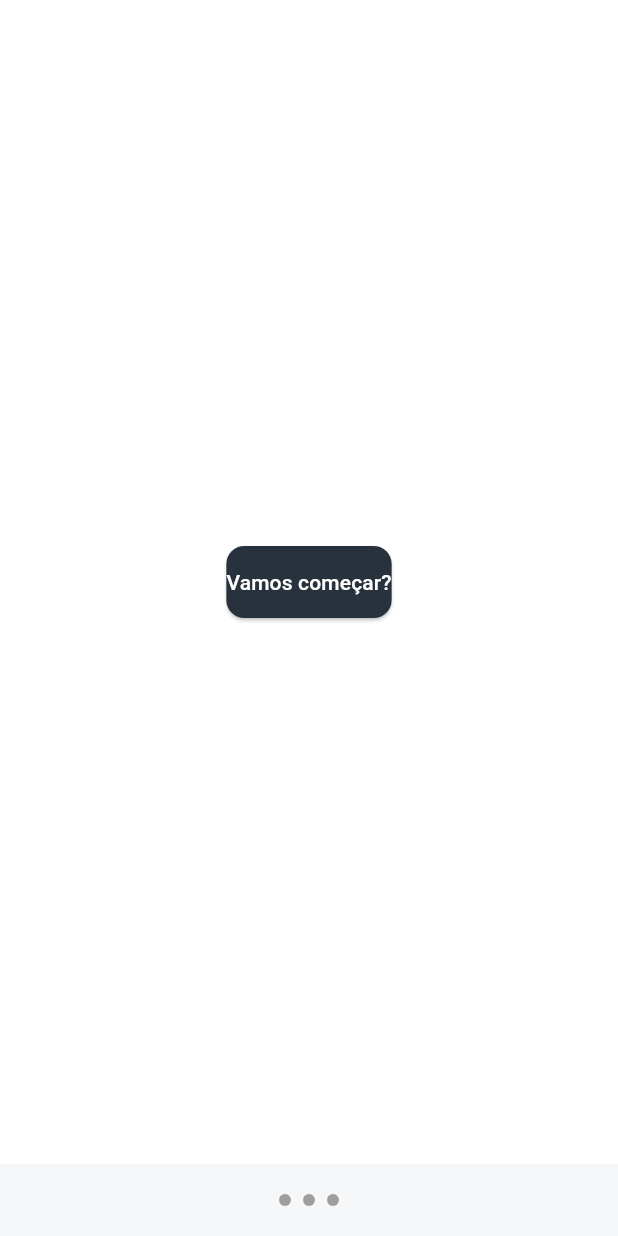
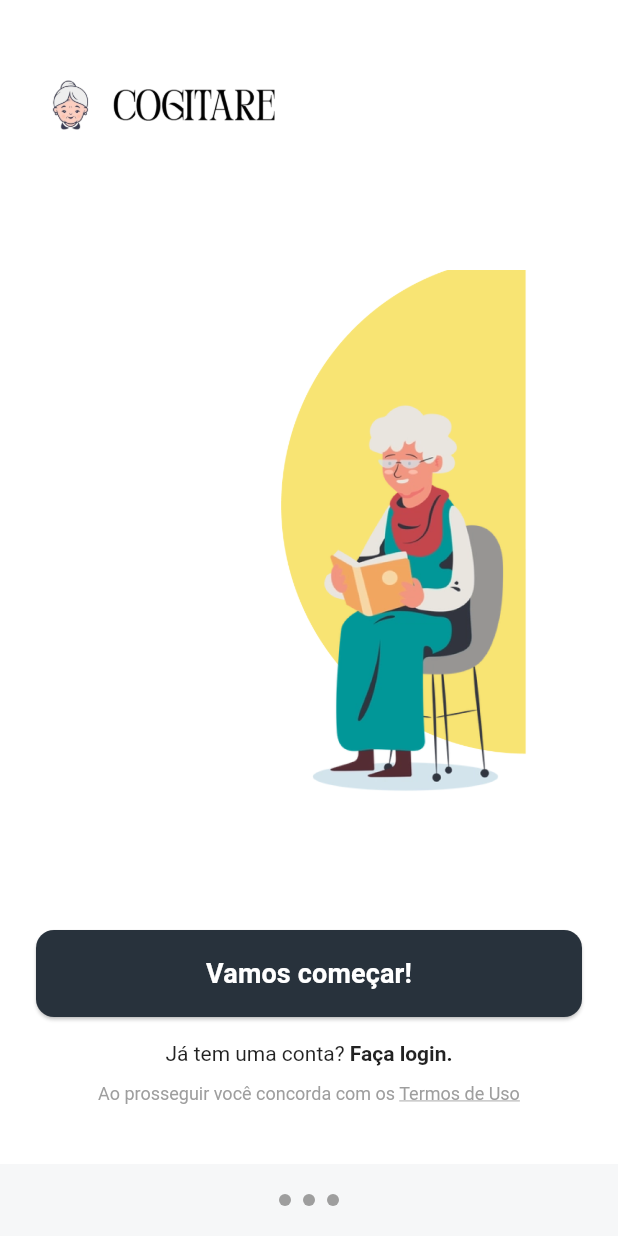
Before and after one commit to JulioFranciscoBernardino/CogitareApp, a Flutter app: the screen it shows after launch, swiped to page 4, on a phone screen of 412 x 824 dp. Run offline on Flutter 3.47's test engine with Material 3 defaults, Android fonts, the phone set to English and light mode, and no system bars; accounts and stored records are empty.

Commit message:
Enhance onboarding flow and add welcome screen
Added a new onboarding welcome screen with custom header, image, and footer. Updated onboarding steps with subtitles and benefits, replaced the final onboarding screen logic, and included the new 'idosa_lendo.png' image asset in both the assets directory and pubspec.yaml.

```diff
--- a/lib/screens/onboarding.dart
+++ b/lib/screens/onboarding.dart
@@ -27,15 +27,24 @@ class _OnboardingScreenState extends State<OnboardingScreen> {
       "image": "assets/images/onboarding1.png"
     },
     {
-      "title": "Organize a rotina e a saúde",
-      "subtitle": "",
-      "benefits": [],
+      "title": "Organize a rotina e a saude",
+      "subtitle":
+          "Lembretes de remédio, agendamentos e o histórico de atendimentos em um só lugar.",
+      "benefits": [
+        "Lembretes automáticos para medicação e consultas.",
+        "Agenda com dias, horários e quem vai cuidar.",
+        "Histórico de serviços e anotações do cuidador."
+      ],
       "image": "assets/images/onboarding2.png"
     },
     {
       "title": "Converse, combine e pague com segurança",
-      "subtitle": "",
-      "benefits": [],
+      "subtitle": "Chat seguro, propostas fáceis e recibos organizados.",
+      "benefits": [
+        "Chat direto com notificações em tempo real.",
+        "Envie proposta, aceite ou recuse em um toque.",
+        "Histórico financeiro e comprovantes de pagamento."
+      ],
       "image": "assets/images/onboarding3.png"
     },
   ];
@@ -49,22 +58,8 @@ class _OnboardingScreenState extends State<OnboardingScreen> {
         itemCount: onboardingData.length + 1, // +1 para tela final
         itemBuilder: (context, index) {
           if (index == onboardingData.length) {
-            // Tela final
-            return Container(
-              color: Colors.white,
-              child: Center(
-                child: ElevatedButton(
-                  onPressed: () {
-                    Navigator.pushReplacement(
-                      context,
-                      MaterialPageRoute(
-                          builder: (_) => const MainSelectionScreen()),
-                    );
-                  },
-                  child: const Text("Vamos começar?"),
-                ),
-              ),
-            );
+            // Tela final - Vamos começar!
+            return _buildWelcomeScreen();
           }
 
           final data = onboardingData[index];
@@ -96,7 +91,7 @@ class _OnboardingScreenState extends State<OnboardingScreen> {
 
                         const SizedBox(height: 16),
 
-                        // Subtítulo (apenas para primeira tela)
+                        // Subtítulo
                         if (data["subtitle"] != null &&
                             (data["subtitle"] as String).isNotEmpty)
                           Text(
@@ -109,7 +104,7 @@ class _OnboardingScreenState extends State<OnboardingScreen> {
                             ),
                           ),
 
-                        // Lista de benefícios (apenas para primeira tela)
+                        // Lista de benefícios
                         if (data["benefits"] != null &&
                             (data["benefits"] as List).isNotEmpty) ...[
                           const SizedBox(height: 24),
@@ -232,4 +227,132 @@ class _OnboardingScreenState extends State<OnboardingScreen> {
       ),
     );
   }
+
+  Widget _buildWelcomeScreen() {
+    return Container(
+      color: Colors.white,
+      child: Column(
+        children: [
+          // Cabeçalho com logo
+          _buildWelcomeHeader(),
+
+          // Conteúdo principal
+          Expanded(
+            child: Align(
+              alignment: Alignment.centerRight,
+              child: SizedBox(
+                width: 280,
+                height: 350,
+                child: Image.asset(
+                  'assets/images/idosa_lendo.png',
+                  fit: BoxFit.cover,
+                  alignment: Alignment.centerRight,
+                ),
+              ),
+            ),
+          ),
+
+          // Botão e textos inferiores
+          _buildWelcomeFooter(),
+        ],
+      ),
+    );
+  }
+
+  Widget _buildWelcomeHeader() {
+    return Container(
+      padding: const EdgeInsets.fromLTRB(24, 50, 24, 20),
+      child: Row(
+        children: [
+          // Logo horizontal
+          SizedBox(
+            height: 40,
+            child: Image.asset(
+              'assets/images/logo_cogitare_horizontal.png',
+              fit: BoxFit.contain,
+            ),
+          ),
+          const Spacer(),
+        ],
+      ),
+    );
+  }
+
+  Widget _buildWelcomeFooter() {
+    return Container(
+      padding: const EdgeInsets.fromLTRB(24, 20, 24, 40),
+      child: Column(
+        children: [
+          // Botão principal
+          SizedBox(
+            width: double.infinity,
+            child: ElevatedButton(
+              onPressed: () {
+                Navigator.pushReplacement(
+                  context,
+                  MaterialPageRoute(
+                      builder: (_) => const MainSelectionScreen()),
+                );
+              },
+              style: ElevatedButton.styleFrom(
+                backgroundColor: const Color(0xFF28323C),
+                foregroundColor: Colors.white,
+                padding: const EdgeInsets.symmetric(vertical: 16),
+                shape: RoundedRectangleBorder(
+                  borderRadius: BorderRadius.circular(12),
+                ),
+              ),
+              child: const Text(
+                "Vamos começar!",
+                style: TextStyle(
+                  fontSize: 18,
+                  fontWeight: FontWeight.w600,
+                ),
+              ),
+            ),
+          ),
+
+          const SizedBox(height: 16),
+
+          // Texto de login
+          RichText(
+            textAlign: TextAlign.center,
+            text: const TextSpan(
+              style: TextStyle(
+                fontSize: 14,
+                color: Colors.black87,
+              ),
+              children: [
+                TextSpan(text: "Já tem uma conta? "),
+                TextSpan(
+                  text: "Faça login.",
+                  style: TextStyle(fontWeight: FontWeight.bold),
+                ),
+              ],
+            ),
+          ),
+
+          const SizedBox(height: 12),
+
+          // Texto dos termos
+          RichText(
+            textAlign: TextAlign.center,
+            text: const TextSpan(
+              style: TextStyle(
+                fontSize: 12,
+                color: Colors.grey,
+              ),
+              children: [
+                TextSpan(text: "Ao prosseguir você concorda com os "),
+                TextSpan(
+                  text: "Termos de Uso",
+                  style: TextStyle(decoration: TextDecoration.underline),
+                ),
+              ],
+            ),
+          ),
+        ],
+      ),
+    );
+  }
 }
--- a/pubspec.yaml
+++ b/pubspec.yaml
@@ -23,6 +23,7 @@ dev_dependencies:
 flutter:
   uses-material-design: true
   assets:
+    - assets/images/idosa_lendo.png
     - assets/images/onboarding1.png
     - assets/images/onboarding2.png
     - assets/images/onboarding3.png
```
Also changed, not shown: assets/images/idosa_lendo.png (added), assets/images/onboarding2.png, assets/images/onboarding3.png.
